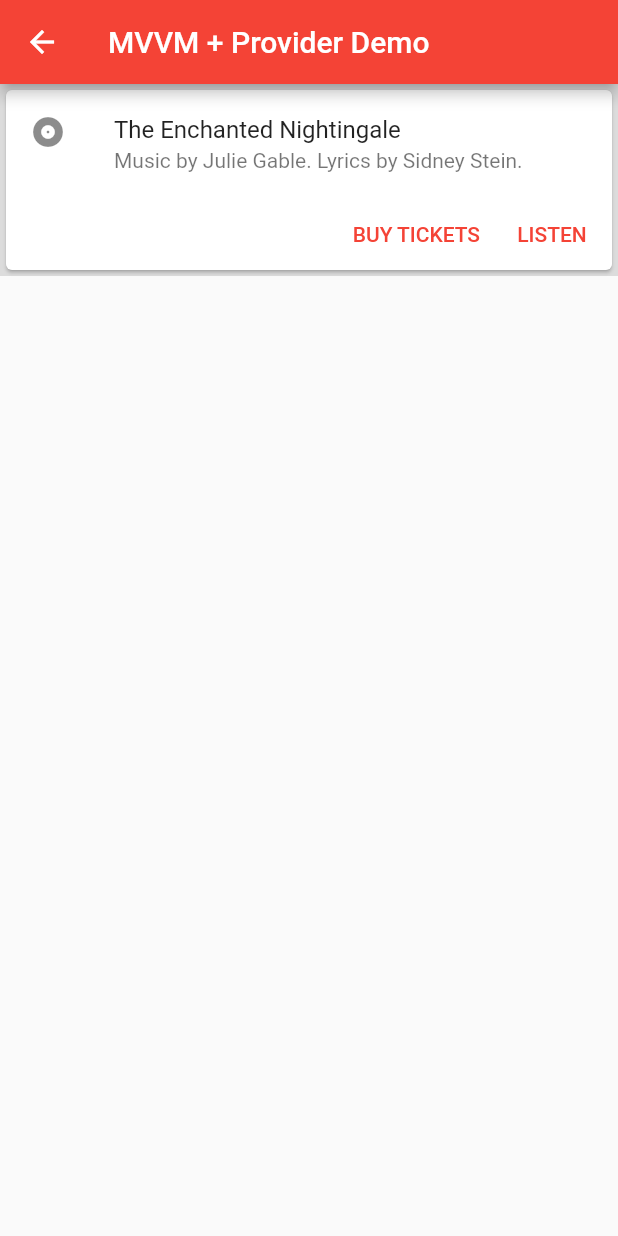
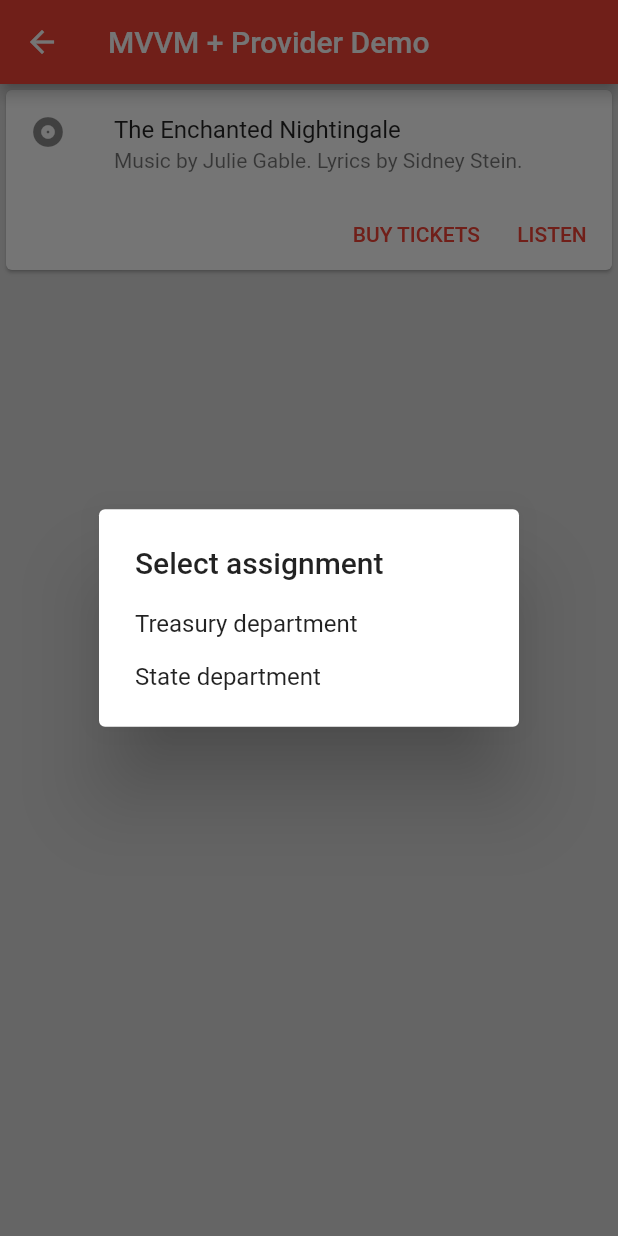
Before and after one commit to fahmidev013/flutter-with-provider-mvvm, a Flutter app: the TestPage screen opened by its route, after a tap on "BUY TICKETS", on a phone screen of 412 x 824 dp. Run offline on Flutter 3.47's test engine with Material 2 defaults, Android fonts, the phone set to English and light mode, and no system bars; network calls fail.

```diff
--- a/lib/screens/TestPage.dart
+++ b/lib/screens/TestPage.dart
@@ -1,10 +1,7 @@
-
-
 import 'package:flutter/material.dart';
-
+import 'package:qms/model/post.dart';
 
 class TestPage extends StatefulWidget {
-
   @override
   State createState() {
     return _TestPageState();
@@ -17,31 +14,59 @@ class _TestPageState extends State<TestPage> {
     super.initState();
   }
 
+
+  Future<void> _askedToLead() async {
+    switch (await showDialog<Post>(
+        context: context,
+        builder: (BuildContext context) {
+          return SimpleDialog(
+            title: const Text('Select assignment'),
+            children: <Widget>[
+              SimpleDialogOption(
+                onPressed: () {  },
+                child: const Text('Treasury department'),
+              ),
+              SimpleDialogOption(
+                onPressed: () { },
+                child: const Text('State department'),
+              ),
+            ],
+          );
+        }
+    )) {}
+  }
+
   @override
   Widget build(BuildContext context) {
 
     return Scaffold(
         appBar: AppBar(
           title: Text("MVVM + Provider Demo"),
-          actions: <Widget>[          ],
+          actions: <Widget>[],
         ),
         body: Container(
             color: Colors.black12,
-            child: Card(
+            child: Column(
+                crossAxisAlignment: CrossAxisAlignment.start,
+                children: <Widget>[
+                  Card(
                     child: Column(
                       mainAxisSize: MainAxisSize.min,
                       children: <Widget>[
                         const ListTile(
                           leading: Icon(Icons.album),
                           title: Text('The Enchanted Nightingale'),
-                    subtitle: Text('Music by Julie Gable. Lyrics by Sidney Stein.'),
+                          subtitle: Text(
+                              'Music by Julie Gable. Lyrics by Sidney Stein.'),
                         ),
                         Row(
                           mainAxisAlignment: MainAxisAlignment.end,
                           children: <Widget>[
                             TextButton(
                               child: const Text('BUY TICKETS'),
-                        onPressed: () {/* ... */},
+                              onPressed: () {
+                                _askedToLead();
+                              },
                             ),
                             const SizedBox(width: 8),
                             TextButton(
@@ -54,6 +79,8 @@ class _TestPageState extends State<TestPage> {
                       ],
                     ),
                   ),
+                ]
+            )
         )
     );
   }
--- a/pubspec.yaml
+++ b/pubspec.yaml
@@ -40,6 +40,10 @@ dependencies:
 dev_dependencies:
   flutter_test:
     sdk: flutter
+
+  integration_test: # new
+    sdk: flutter              # new
+
 
   # The "flutter_lints" package below contains a set of recommended lints to
   # encourage good coding practices. The lint set provided by the package is
```
Also changed, not shown: 2 other files. Lines whose indentation alone changed are shown as unchanged.
